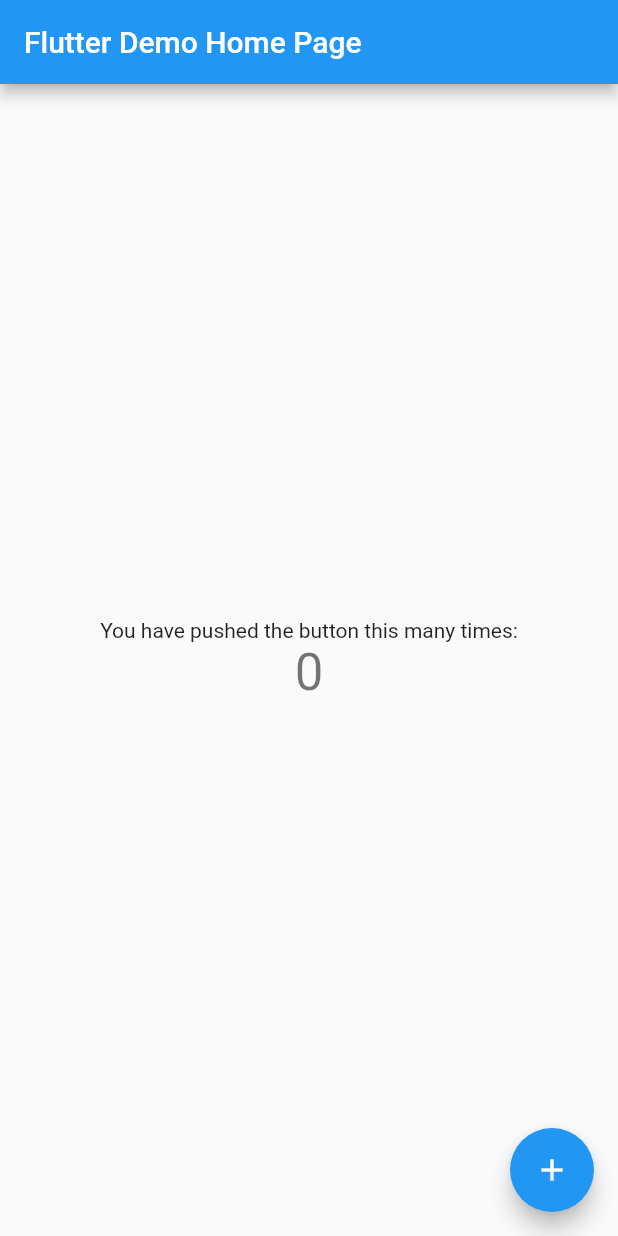
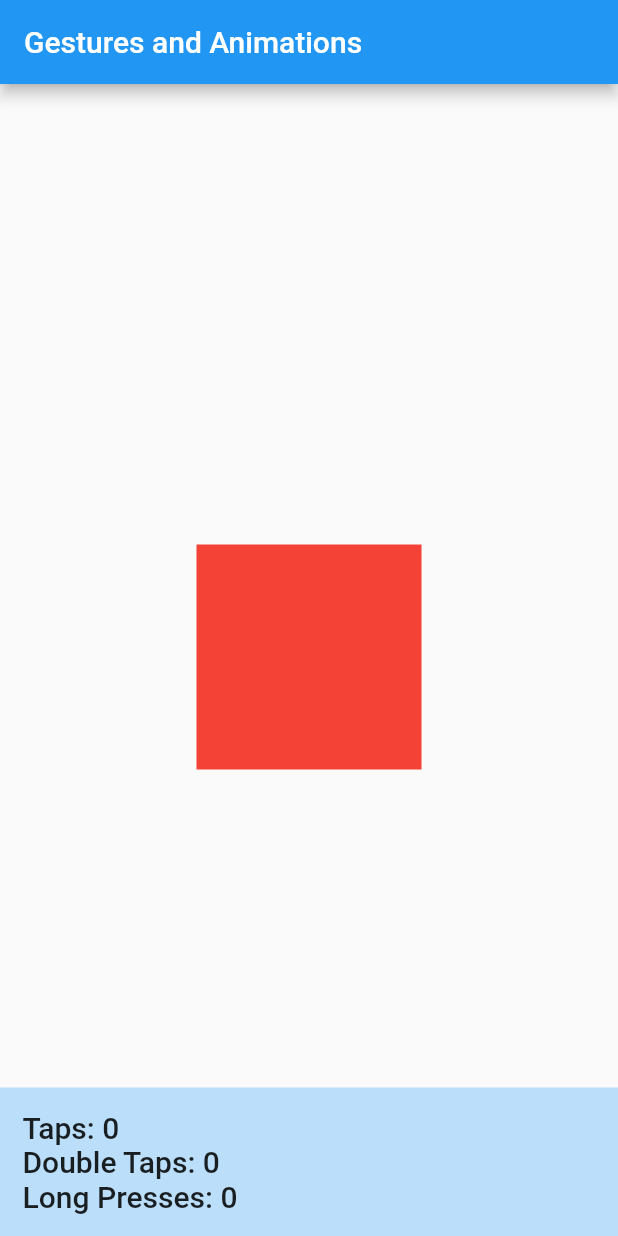
Before and after one commit to salah-yousef/gestures_animations, a Flutter app: the screen it shows after launch, on a phone screen of 412 x 824 dp. Run offline on Flutter 3.47's test engine with Material 2 defaults, Android fonts, the phone set to English and light mode, and no system bars.

Commit message:
Gestures

```diff
--- a/lib/main.dart
+++ b/lib/main.dart
@@ -7,58 +7,99 @@ class MyApp extends StatelessWidget {
   @override
   Widget build(BuildContext context) {
     return MaterialApp(
-      title: 'Flutter Demo',
+      title: 'Gestures and Animations',
       theme: ThemeData(
         primarySwatch: Colors.blue,
       ),
-      home: MyHomePage(title: 'Flutter Demo Home Page'),
+      home: MyHomePage(),
     );
   }
 }
 
 class MyHomePage extends StatefulWidget {
-  MyHomePage({Key key, this.title}) : super(key: key);
-
-  final String title;
-
   @override
   _MyHomePageState createState() => _MyHomePageState();
 }
 
 class _MyHomePageState extends State<MyHomePage> {
-  int _counter = 0;
+  int numTaps = 0;
+  int numDoubleTaps = 0;
+  int numLongPress = 0;
 
-  void _incrementCounter() {
-    setState(() {
-      _counter++;
-    });
-  }
+  double posX = 0.0;
+  double posY = 0.0;
+  double boxSize = 150.0;
 
   @override
   Widget build(BuildContext context) {
+    if (posX == 0.0) {
+      center(context);
+    }
     return Scaffold(
       appBar: AppBar(
-        title: Text(widget.title),
+        title: Text("Gestures and Animations"),
       ),
-      body: Center(
-        child: Column(
-          mainAxisAlignment: MainAxisAlignment.center,
+      body: GestureDetector(
+        onTap: () {
+          setState(() {
+            numTaps++;
+          });
+        },
+        onDoubleTap: () {
+          setState(() {
+            numDoubleTaps++;
+          });
+        },
+        onLongPress: () {
+          setState(() {
+            numLongPress++;
+          });
+        },
+        onVerticalDragUpdate: (DragUpdateDetails value) {
+          setState(() {
+            posY = posY + value.delta.dy;
+          });
+        },
+        onHorizontalDragUpdate: (DragUpdateDetails value) {
+          setState(() {
+            posX = posX + value.delta.dx;
+          });
+        },
+        child: Stack(
           children: <Widget>[
-            Text(
-              'You have pushed the button this many times:',
-            ),
-            Text(
-              '$_counter',
-              style: Theme.of(context).textTheme.display1,
-            ),
+            Positioned(
+              left: posX,
+              top: posY,
+              child: Container(
+                width: boxSize,
+                height: boxSize,
+                decoration: BoxDecoration(
+                  color: Colors.red,
+                ),
+              ),
+            )
           ],
         ),
       ),
-      floatingActionButton: FloatingActionButton(
-        onPressed: _incrementCounter,
-        tooltip: 'Increment',
-        child: Icon(Icons.add),
+      bottomNavigationBar: Material(
+        color: Theme.of(context).primaryColorLight,
+        child: Padding(
+          padding: EdgeInsets.all(15.0),
+          child: Text(
+            "Taps: $numTaps \nDouble Taps: $numDoubleTaps \nLong Presses: $numLongPress",
+            style: Theme.of(context).textTheme.title,
+          ),
+        ),
       ),
     );
   }
+
+  void center(BuildContext context) {
+    posX = (MediaQuery.of(context).size.width / 2) - boxSize / 2;
+    posY = (MediaQuery.of(context).size.height / 2) - boxSize / 2 - 30.0;
+    setState(() {
+      posX = posX;
+      posY = posY;
+    });
+  }
 }
```
